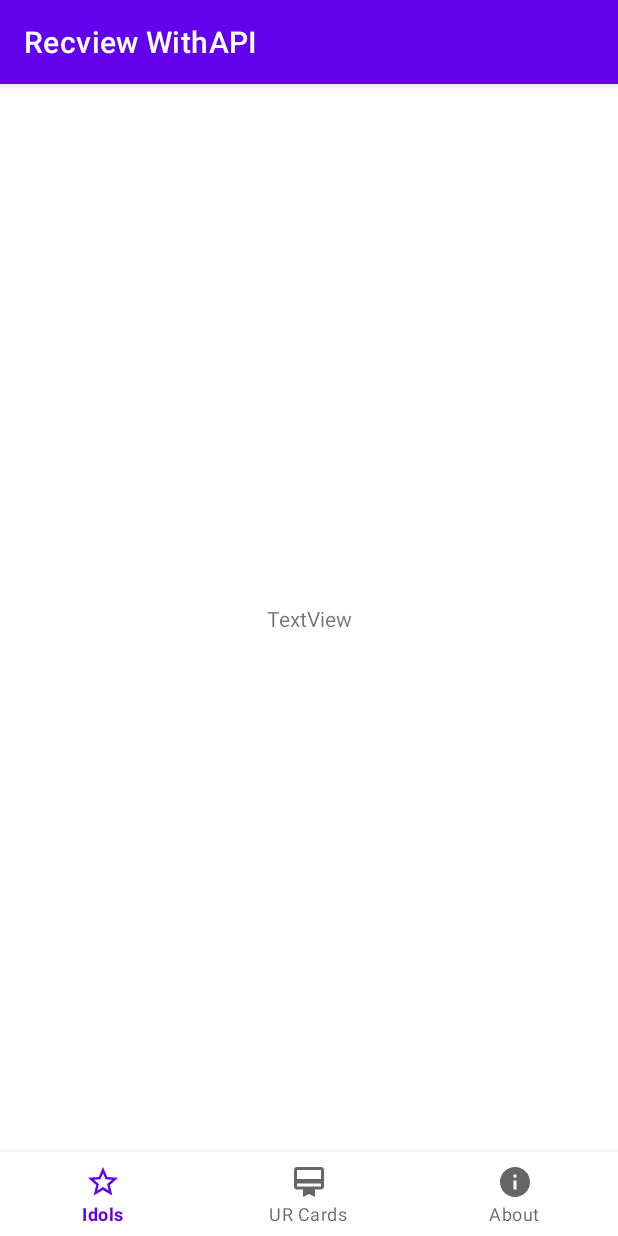
After one commit to MikuAuahDark/pma-assignment-6, an Android app: the fragment AboutFragment placed in its activity, on a phone screen of 412 x 824 dp. The commit adds this screen. Run offline under Robolectric (Android 15) with nearby library versions, the phone set to English and light mode, and no system bars; 1 statement that could not run was skipped.

```diff
--- /dev/null
+++ b/app/src/main/java/id/co/npad93/pm/t6/AboutFragment.java
@@ -0,0 +1,22 @@
+package id.co.npad93.pm.t6;
+
+import android.os.Bundle;
+
+import androidx.fragment.app.Fragment;
+
+import android.view.LayoutInflater;
+import android.view.View;
+import android.view.ViewGroup;
+
+public class AboutFragment extends Fragment {
+    public AboutFragment() {
+        // Required empty public constructor
+    }
+
+    @Override
+    public View onCreateView(LayoutInflater inflater, ViewGroup container,
+                             Bundle savedInstanceState) {
+        // Inflate the layout for this fragment
+        return inflater.inflate(R.layout.fragment_about, container, false);
+    }
+}
--- a/app/src/main/java/id/co/npad93/pm/t6/MainActivity.java
+++ b/app/src/main/java/id/co/npad93/pm/t6/MainActivity.java
@@ -28,8 +28,12 @@ public class MainActivity extends AppCompatActivity implements BottomNavigationV
 
         if (id == R.id.menuItem) {
             f = new IdolFragment();
+        } else if (id == R.id.menuItem2) {
+            // TODO
+            return false;
+        } else if (id == R.id.menuItem3) {
+            f = new AboutFragment();
         }
-        // TODO other
 
         if (f != null) {
             getSupportFragmentManager().beginTransaction().replace(R.id.frameLayout, f).commit();
--- a/app/src/main/java/id/co/npad93/pm/t6/SchoolIdolApi.java
+++ b/app/src/main/java/id/co/npad93/pm/t6/SchoolIdolApi.java
@@ -10,4 +10,11 @@ public interface SchoolIdolApi {
         @Query("page_size") int itemsPerRequest,
         @Query("page") int page
     );
+
+    @GET("cards/?ordering=-game_id&is_special=False&is_promo=False&is_event=False")
+    Call<CardResponse> getCards(
+        @Query("page_size") int itemsPerRequest,
+        @Query("page") int page,
+        @Query("rarity") String rarity
+    );
 }
--- /dev/null
+++ b/app/src/main/res/layout/fragment_about.xml
@@ -0,0 +1,19 @@
+<?xml version="1.0" encoding="utf-8"?>
+<androidx.constraintlayout.widget.ConstraintLayout
+    xmlns:android="http://schemas.android.com/apk/res/android"
+    xmlns:app="http://schemas.android.com/apk/res-auto"
+    xmlns:tools="http://schemas.android.com/tools"
+    android:layout_width="match_parent"
+    android:layout_height="match_parent"
+    tools:context=".AboutFragment">
+
+    <TextView
+        android:id="@+id/textView4"
+        android:layout_width="wrap_content"
+        android:layout_height="wrap_content"
+        android:text="TextView"
+        app:layout_constraintBottom_toBottomOf="parent"
+        app:layout_constraintEnd_toEndOf="parent"
+        app:layout_constraintStart_toStartOf="parent"
+        app:layout_constraintTop_toTopOf="parent" />
+</androidx.constraintlayout.widget.ConstraintLayout>
```
Also changed, not shown: app/src/main/java/id/co/npad93/pm/t6/Card.java (added, +146 -0 lines), app/src/main/java/id/co/npad93/pm/t6/CardResponse.java (added, +26 -0 lines).
